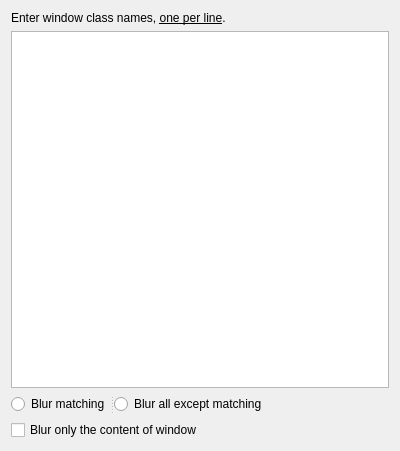
esjeon/kwin-forceblur, file contents/ui/config.ui: the form before one commit.
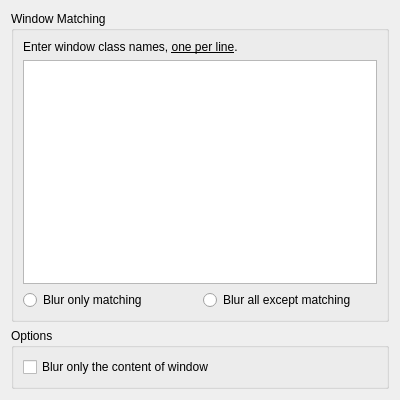
The form after the commit.

Diff of the .ui file:
```diff
--- a/contents/ui/config.ui
+++ b/contents/ui/config.ui
@@ -7,15 +7,27 @@
     <x>0</x>
     <y>0</y>
     <width>400</width>
-    <height>451</height>
+    <height>400</height>
    </rect>
   </property>
+  <property name="minimumSize">
+   <size>
+    <width>400</width>
+    <height>350</height>
+   </size>
+  </property>
   <property name="windowTitle">
    <string>Form</string>
   </property>
-  <layout class="QVBoxLayout" name="verticalLayout">
+  <layout class="QVBoxLayout" name="verticalLayout_2">
    <item>
-    <widget class="QLabel" name="label">
+    <widget class="QGroupBox" name="groupMatching">
+     <property name="title">
+      <string>Window Matching</string>
+     </property>
+     <layout class="QVBoxLayout" name="layoutMatching">
+      <item>
+       <widget class="QLabel" name="labelMatching">
      <property name="whatsThis">
       <string>&lt;html&gt;&lt;head/&gt;&lt;body&gt;&lt;p&gt;&lt;span style=&quot; font-weight:600;&quot;&gt;&amp;lt;&amp;lt;Example&amp;gt;&amp;gt;&lt;/span&gt;&lt;/p&gt;&lt;p&gt;yakuake&lt;/p&gt;&lt;p&gt;keepassxc&lt;/p&gt;&lt;p&gt;urxvt&lt;/p&gt;&lt;/body&gt;&lt;/html&gt;</string>
      </property>
@@ -25,37 +37,45 @@
     </widget>
    </item>
    <item>
-    <widget class="QPlainTextEdit" name="kcfg_patterns"/>
+       <widget class="QPlainTextEdit" name="kcfg_patterns">
+        <property name="toolTip">
+         <string>&lt;!DOCTYPE HTML PUBLIC &quot;-//W3C//DTD HTML 4.0//EN&quot; &quot;http://www.w3.org/TR/REC-html40/strict.dtd&quot;&gt;
+&lt;html&gt;&lt;head&gt;&lt;meta name=&quot;qrichtext&quot; content=&quot;1&quot; /&gt;&lt;style type=&quot;text/css&quot;&gt;
+p, li { white-space: pre-wrap; }
+&lt;/style&gt;&lt;/head&gt;&lt;body style=&quot; font-family:'Fira Sans Book'; font-size:11pt; font-weight:232; font-style:normal;&quot;&gt;
+&lt;p style=&quot; margin-top:0px; margin-bottom:0px; margin-left:0px; margin-right:0px; -qt-block-indent:0; text-indent:0px;&quot;&gt;Enter the class names of the windows you want to enable/disable blurring.&lt;/p&gt;
+&lt;p style=&quot;-qt-paragraph-type:empty; margin-top:0px; margin-bottom:0px; margin-left:0px; margin-right:0px; -qt-block-indent:0; text-indent:0px;&quot;&gt;&lt;br /&gt;&lt;/p&gt;
+&lt;p style=&quot; margin-top:0px; margin-bottom:0px; margin-left:0px; margin-right:0px; -qt-block-indent:0; text-indent:0px;&quot;&gt;Class names can be obtained by using &lt;span style=&quot; font-weight:600;&quot;&gt;xprop&lt;/span&gt; utility in terminal. (xprop WM_CLASS)&lt;/p&gt;&lt;/body&gt;&lt;/html&gt;</string>
+        </property>
+       </widget>
    </item>
    <item>
-    <widget class="QSplitter" name="splitter">
-     <property name="sizePolicy">
-      <sizepolicy hsizetype="Fixed" vsizetype="Preferred">
-       <horstretch>0</horstretch>
-       <verstretch>0</verstretch>
-      </sizepolicy>
-     </property>
-     <property name="orientation">
-      <enum>Qt::Horizontal</enum>
-     </property>
+       <layout class="QHBoxLayout" name="layoutMatchingMode">
+        <item>
      <widget class="QRadioButton" name="kcfg_blurMatching">
       <property name="text">
-       <string>Blur matching</string>
-      </property>
-      <attribute name="buttonGroup">
-       <string notr="true">matchTypeGroup</string>
-      </attribute>
-     </widget>
+           <string>Blur only matching</string>
+          </property>
+         </widget>
+        </item>
+        <item>
      <widget class="QRadioButton" name="kcfg_blurExceptMatching">
       <property name="text">
        <string>Blur all except matching</string>
       </property>
-      <attribute name="buttonGroup">
-       <string notr="true">matchTypeGroup</string>
-      </attribute>
-     </widget>
+         </widget>
+        </item>
+       </layout>
+      </item>
+     </layout>
     </widget>
    </item>
+   <item>
+    <widget class="QGroupBox" name="groupOptions">
+     <property name="title">
+      <string>Options</string>
+     </property>
+     <layout class="QVBoxLayout" name="verticalLayout">
    <item>
     <widget class="QCheckBox" name="kcfg_blurContent">
      <property name="toolTip">
@@ -64,6 +84,9 @@
      <property name="text">
       <string>Blur only the content of window</string>
      </property>
+       </widget>
+      </item>
+     </layout>
     </widget>
    </item>
   </layout>
```
Lines whose indentation alone changed are shown as unchanged.
